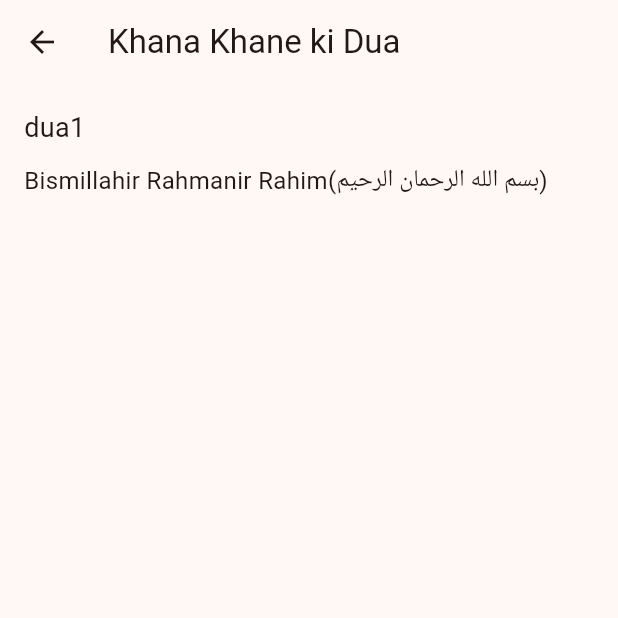
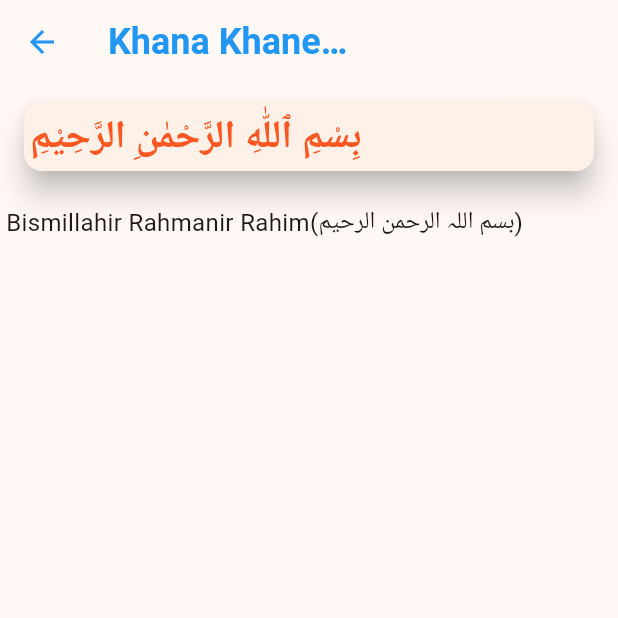
Before and after one commit to shossain786/tasbih, a Flutter app: the DuaScreen screen opened by its route, after a tap on "Khana Khane ki Dua", on a phone screen of 412 x 824 dp, the top half of it. Run offline on Flutter 3.47's test engine with Material 3 defaults, Android fonts, the phone set to English and light mode, and no system bars; our stand-ins replace shared_preferences; missing offline and left inert: flutter_islamic_icons; accounts and stored records are empty.

Commit message:
code updated

```diff
--- a/assets/json_files/dua.json
+++ b/assets/json_files/dua.json
@@ -3,23 +3,33 @@
     {
       "id": "p1",
       "name": "Khana Khane ki Dua",
-      "subtitle":"dua1",
-      "details": "Bismillahir Rahmanir Rahim(بسم الله الرحمان الرحيم)",
-      "tarjumah": "Allah Ke Nam Se Suru jo bahot meherban rahmat wala"
+      "category": "khana",
+      "subtitle":"بِسْمِ ٱللّٰهِ الرَّحْمٰنِ الرَّحِيْمِ",
+      "details": "Bismillahir Rahmanir Rahim(بسم اللہ الرحمن الرحیم)",
+      "tarjumah": "Allah(عزوجل) Ke Nam Se Suru jo bahot meherban rahmat wala",
+      "hadees": "Hazrat e Ayesha siddiqa (رضی اللہ تعالی عنہا) se rewayat hai ki huzur tajdar E Madina صلی اللہ تعالی علیہ وسلم new farmaya ki Jab Tum me se koi sakhs  sexkhana khaye to bismillah kahe. Agar bismillah kahna bhul jae to  بِسْمِ اللهِ اَوَّلَهُ وَ اٰخِرِهٗ(bismillahi awwalahu wa aakhirahu) kahe.",
+      "hawala": "Abu daud 3, Tirmiji 2 safah 8"
     },
     {
       "id": "p2",
-      "name": "Khana Khane ki Dua",
-      "subtitle":"dua1",
-      "details": "Bismillahir Rahmanir Rahim(بسم الله الرحمان الرحيم)",
-      "tarjumah": "Allah Ke Nam Se Suru jo bahot meherban rahmat wala"
+      "name": "Khana Khane ki Baad ki Dua",
+      "category": "khana",
+      "subtitle":"اَلْحَمْدُ لِلّٰهِ الَّذِىْ اَطْعَمَناَ وَ سَقَاناَ وَ جَعَلَناَ مِنَ الْمُسْلِمِيْنَ",
+      "details": "اَلْحَمْدُ لِلّٰهِ الَّذِىْ اَطْعَمَناَ وَ سَقَاناَ وَ جَعَلَناَ مِنَ الْمُسْلِمِيْنَ",
+      "tarjumah": "Allah(عزوجل) ka shukr hai ki jis ne Humko Khilaya aur Pilaya Humko musalmanon mein se Banaya",
+      "hadees": " Hazrat Abu Saeed khudri ( رضی اللہ تعالی عنہ) se rwayat hai ki Huzoor tajdar a Madina (صلی اللہ تعالی علیہ وسلم) Jab khana khate to e farmate  Alhamdulillahillazi atamanaa wa saqana wa jayalanaa minal muslimeen.",
+      "hawala": "( Abu Dawood 3 safah 182, Ibn maja 244)"
+
     },
     {
       "id": "p3",
       "name": "Khana Khane ki Dua",
-      "subtitle":"dua1",
+      "category": "khana",
+      "subtitle":"بِسْمِ ٱللّٰهِ الرَّحْمٰنِ الرَّحِيْمِ",
       "details": "Bismillahir Rahmanir Rahim(بسم الله الرحمان الرحيم)",
-      "tarjumah": "Allah Ke Nam Se Suru jo bahot meherban rahmat wala"
+      "tarjumah": "Allah Ke Nam Se Suru jo bahot meherban rahmat wala",
+      "hadees": "",
+      "hawala": ""
     }
   ]
 }
--- a/lib/main.dart
+++ b/lib/main.dart
@@ -46,7 +46,7 @@ class HomePage extends StatelessWidget {
             const Card(
               child: ListTile(
                 title: Text(
-                  'Hadise Paak:  Jo mujh par durud padhna bhul gaya woh jannat ki rah bhul gaya!',
+                  'Hadise Paak: Jo mujh par durud padhna bhul gaya woh jannat ki rah bhul gaya!',
                 ),
                 subtitle: Text(
                     'صلی اللہ علیہ والہ وسلم(Swallellaho alayhi wa aalihi wa sallam)'),
--- a/lib/screens/dua.dart
+++ b/lib/screens/dua.dart
@@ -10,21 +10,32 @@ class Dua {
   final String name;
   final String subtitle;
   final String details;
+  final String category;
+  final String tarjumah;
+  final String ahadees;
+  final String hawala;
 
   Dua({
     required this.id,
     required this.name,
     required this.subtitle,
     required this.details,
+    required this.category,
+    required this.tarjumah,
+    required this.ahadees,
+    required this.hawala,
   });
 
   factory Dua.fromJson(Map<String, dynamic> json) {
     return Dua(
-      id: json['id'],
-      name: json['name'],
-      subtitle: json['subtitle'],
-      details: json['details'],
-    );
+        id: json['id'],
+        name: json['name'],
+        subtitle: json['subtitle'],
+        details: json['details'],
+        category: json['category'],
+        ahadees: json["ahadees"] ?? "",
+        hawala: json["hawala"],
+        tarjumah: json["tarjumah"]);
   }
 }
 
@@ -55,7 +66,7 @@ class _DuaScreenState extends State<DuaScreen> {
         duas = items.map((item) => Dua.fromJson(item)).toList();
       });
     } else {
-      print("Error: Data format is incorrect. 'items' key not found.");
+      debugPrint("Error: Data format is incorrect. 'items' key not found.");
     }
   }
 
--- a/lib/screens/dua_details_screen.dart
+++ b/lib/screens/dua_details_screen.dart
@@ -1,5 +1,6 @@
 import 'package:flutter/material.dart';
 import 'package:tasbih/screens/dua.dart';
+import 'package:tasbih/utils/library_utils.dart';
 
 class DuaDetailsScreen extends StatelessWidget {
   final Dua dua;
@@ -9,17 +10,28 @@ class DuaDetailsScreen extends StatelessWidget {
   @override
   Widget build(BuildContext context) {
     return Scaffold(
-      appBar: AppBar(
-        title: Text(dua.name),
-      ),
+      appBar: myCustomAppBar(context, dua.name, ''),
       body: Padding(
-        padding: const EdgeInsets.all(16.0),
+        padding: const EdgeInsets.only(left: 4, right: 4),
         child: Column(
-          crossAxisAlignment: CrossAxisAlignment.start,
+          crossAxisAlignment: CrossAxisAlignment.stretch,
           children: [
-            Text(
-              dua.subtitle,
-              style: const TextStyle(fontSize: 18.0),
+            Padding(
+              padding: const EdgeInsets.all(8.0),
+              child: Card(
+                elevation: 8.0,
+                child: Padding(
+                  padding: const EdgeInsets.all(4.0),
+                  child: Text(
+                    dua.subtitle,
+                    style: const TextStyle(
+                      fontSize: 26.0,
+                      fontWeight: FontWeight.bold,
+                      color: Colors.deepOrange,
+                    ),
+                  ),
+                ),
+              ),
             ),
             const SizedBox(height: 10),
             Text(
--- a/lib/utils/library_utils.dart
+++ b/lib/utils/library_utils.dart
@@ -68,7 +68,8 @@ AppBar myCustomAppBar(BuildContext context, String title, String title2) {
     title: Row(
       mainAxisAlignment: MainAxisAlignment.start,
       children: [
-        Text(
+        Flexible(
+          child: Text(
             title,
             style: const TextStyle(
               color: Colors.blue,
@@ -76,12 +77,15 @@ AppBar myCustomAppBar(BuildContext context, String title, String title2) {
               fontWeight: FontWeight.bold,
             ),
           ),
-        Text(
+        ),
+        Flexible(
+          child: Text(
             title2,
             style: const TextStyle(
               color: Colors.orange,
               fontSize: 24,
               fontWeight: FontWeight.bold,
+            ),
           ),
         ),
       ],
```
Also changed, not shown: 1 other file. Lines whose indentation alone changed are shown as unchanged.
